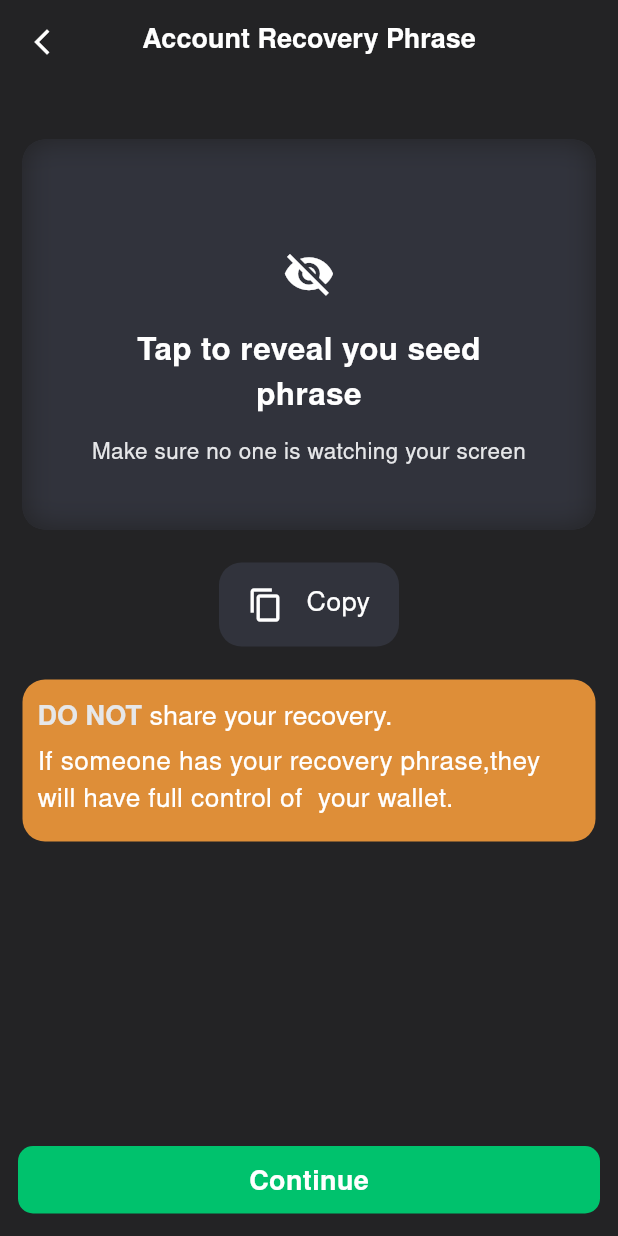
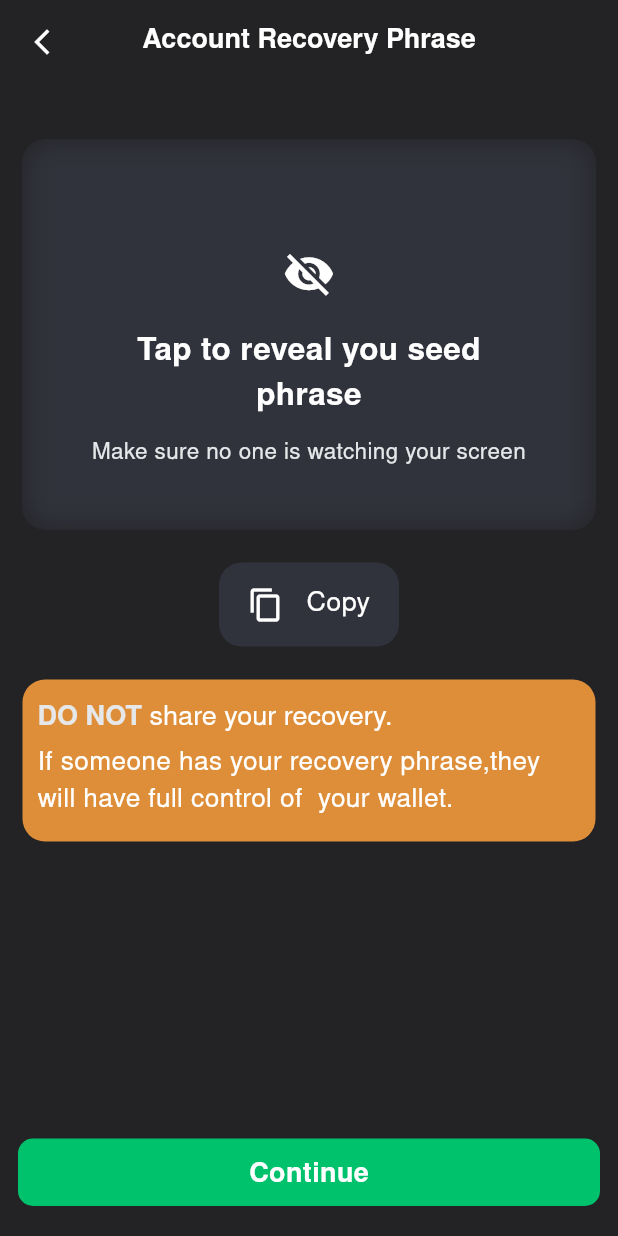
Before and after one commit to coderwork23/JostPay-App, a Flutter app: the AccountRecoveryPhrase screen opened directly with empty values, on a phone screen of 412 x 824 dp. Run offline on Flutter 3.47's test engine with Material 3 defaults, Android fonts, the phone set to English and light mode, and no system bars; our stand-ins replace cached_network_image, dotted_decoration, flutter_svg, fluttertoast, grouped_list, local_auth and 6 more; missing offline and left inert: clipboard, custom_pin_screen, declarative_refresh_indicator, eth_sig_util, flutter_inappwebview, flutter_windowmanager and 3 more; accounts and stored records are empty; statements that could not run were skipped.

Commit message:
small ios issue fixed

```diff
--- a/lib/Ui/Authentication/CreateWallet/AccountRecoveryPhrase.dart
+++ b/lib/Ui/Authentication/CreateWallet/AccountRecoveryPhrase.dart
@@ -1,3 +1,4 @@
+import 'dart:io';
 import 'dart:math';
 import 'dart:ui';
 import 'package:flutter/material.dart';
@@ -56,7 +57,10 @@ class _AccountRecoveryPhraseState extends State<AccountRecoveryPhrase> {
     var width = MediaQuery.of(context).size.width;
 
     return Scaffold(
-      bottomNavigationBar: InkWell(
+      bottomNavigationBar: Column(
+        mainAxisSize: MainAxisSize.min,
+        children: [
+          InkWell(
             onTap: () {
 
               var seedPhase = widget.seedPhrase;
@@ -114,6 +118,9 @@ class _AccountRecoveryPhraseState extends State<AccountRecoveryPhrase> {
                 style: MyStyle.tx18BWhite
               ),
             ),
+          ),
+          SizedBox(height: Platform.isIOS ? 15 : 5),
+        ],
       ),
       appBar: AppBar(
         centerTitle: true,
--- a/lib/Ui/Dashboard/DashboardScreen.dart
+++ b/lib/Ui/Dashboard/DashboardScreen.dart
@@ -992,7 +992,7 @@ class _DashboardScreenState extends State<DashboardScreen> with WidgetsBindingOb
                           ),
                         ],
                       ),
-                      SizedBox(height: Platform.isIOS ? 15 : 5),
+                      SizedBox(height: Platform.isIOS ? 20 : 5),
                     ],
                   ),
               ),
--- a/lib/Ui/Dashboard/Wallet/SendToken/SendCoinScreen.dart
+++ b/lib/Ui/Dashboard/Wallet/SendToken/SendCoinScreen.dart
@@ -1,4 +1,5 @@
 import 'dart:convert';
+import 'dart:io';
 
 import 'package:cached_network_image/cached_network_image.dart';
 import 'package:clipboard/clipboard.dart';
@@ -1127,9 +1128,11 @@ class _SendCoinScreenState extends State<SendCoinScreen> {
 
             // Amount
             TextFormField(
-              keyboardType: TextInputType.number,
+              keyboardType: const TextInputType.numberWithOptions(signed: true, decimal: true),
               controller: sendTokenQuantity,
+              textInputAction: TextInputAction.done,
               inputFormatters: <TextInputFormatter>[
+                FilteringTextInputFormatter.digitsOnly,
                 FilteringTextInputFormatter.allow(RegExp(r'^\d+\.?\d*')),
               ],
               onChanged: (value) {
```
Also changed, not shown: lib/Ui/Authentication/CreateWallet/CreatePassword.dart (+10 -1 lines), lib/Ui/Authentication/CreateWallet/VerifyRecoveryPhrase.dart (+10 -1 lines), lib/Ui/Authentication/ImportWallet/ImportWalletScreen.dart (+12 -2 lines), 2 other files. Lines whose indentation alone changed are shown as unchanged.
